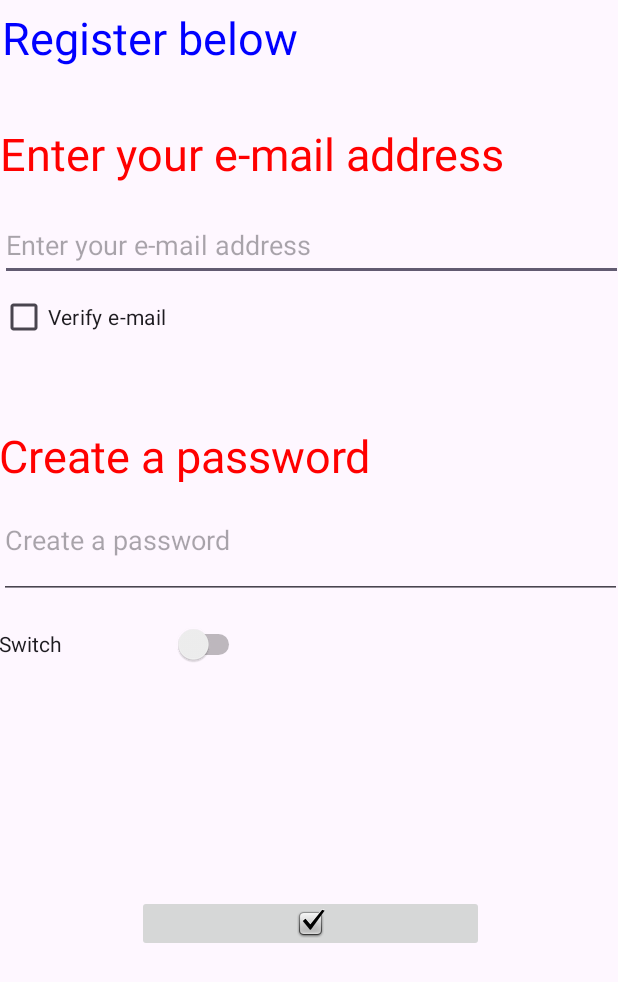
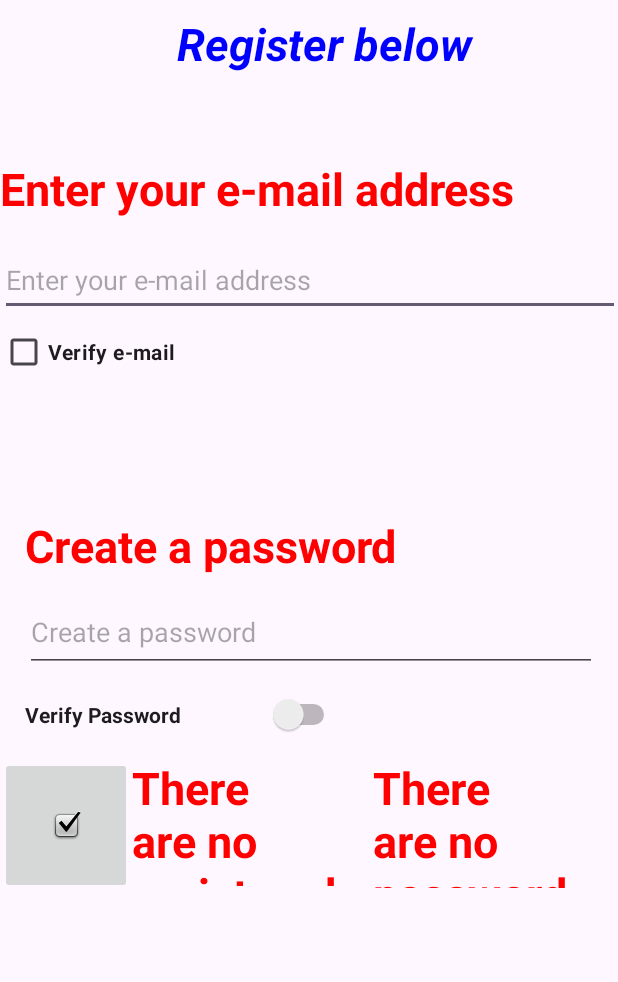
Before and after one commit to laurad30lopezs10/PrimerCorte, an Android app: the screen it shows after launch (MainActivity), on a phone screen of 412 x 824 dp. Shown: the top 982 px of the screen. Run offline under Robolectric (Android 15) with nearby library versions, the phone set to English and light mode, and no system bars.

Commit message:
se agrego boton para terminar el registro y se muestra cual fue el registro guardado

```diff
--- a/app/src/main/java/Programacion/primercorte/MainActivity.java
+++ b/app/src/main/java/Programacion/primercorte/MainActivity.java
@@ -2,6 +2,7 @@ package Programacion.primercorte;
 
 import androidx.appcompat.app.AppCompatActivity;
 
+import android.annotation.SuppressLint;
 import android.graphics.Color;
 import android.os.Bundle;
 import android.text.Editable;
@@ -9,6 +10,7 @@ import android.text.TextWatcher;
 import android.view.View;
 import android.widget.CheckBox;
 import android.widget.EditText;
+import android.widget.ImageButton;
 import android.widget.TextView;
 
 public class MainActivity extends AppCompatActivity {
@@ -18,6 +20,10 @@ public class MainActivity extends AppCompatActivity {
    private EditText EmailAddress;
    private CheckBox EmailCheck;
    private TextView Crearpassword;
+   private TextView guardarEmail;
+   private TextView guardasPassword;
+private EditText passwordcreado;
+    @SuppressLint("MissingInflatedId")
     @Override
     protected void onCreate(Bundle savedInstanceState) {
         super.onCreate(savedInstanceState);
@@ -34,6 +40,37 @@ public class MainActivity extends AppCompatActivity {
         System.out.println(TextoEmail.getText().toString());
         TextoEmail.setText("Enter your e-mail address");
 
+        guardarEmail = ( TextView) findViewById(R.id.showemail);
+        guardarEmail.setTextSize( 30);
+        guardarEmail.setTextColor(Color.RED);
+        System.out.println(guardarEmail.getText().toString());
+        guardarEmail.setText("There are no registered emails");
+
+
+        guardasPassword = ( TextView) findViewById(R.id.ShowPassword);
+        guardasPassword .setTextSize( 30);
+        guardasPassword .setTextColor(Color.RED);
+        System.out.println(guardasPassword .getText().toString());
+        guardasPassword .setText("There are no password created");
+
+        passwordcreado=(EditText) findViewById(R.id.password);
+        passwordcreado.addTextChangedListener((new TextWatcher() {
+            @Override
+            public void beforeTextChanged(CharSequence s, int start, int count, int after) {
+
+            }
+
+            @Override
+            public void onTextChanged(CharSequence s, int start, int before, int count) {
+
+            }
+
+            @Override
+            public void afterTextChanged(Editable s) {
+                Crearpassword.setTextColor(Color.YELLOW);
+            }
+        }));
+
         EmailAddress=(EditText) findViewById(R.id.EmailAddress);
         EmailAddress.addTextChangedListener(new TextWatcher() {
             @Override
@@ -48,7 +85,7 @@ public class MainActivity extends AppCompatActivity {
 
             @Override
             public void afterTextChanged(Editable s) {
-                TextoEmail.setTextColor(Color.GREEN);
+                TextoEmail.setTextColor(Color.YELLOW);
             }
     });
 
@@ -66,5 +103,20 @@ EmailCheck.setOnClickListener(new View.OnClickListener() {
         Crearpassword.setText("Create a password");
 
 
+
         }
+        public void cambiarColor(View V){
+            TextoEmail.setTextColor(Color.GREEN);
+
+        }
+    public void Verpassword(View V){
+        Crearpassword.setTextColor(Color.GREEN);
     }
+public void TerminarRegistro(View v){
+    guardarEmail.setText(EmailAddress.getText().toString());
+    guardarEmail.setTextColor(Color.GREEN);
+    guardasPassword.setText(passwordcreado.getText().toString());
+    guardasPassword.setTextColor(Color.GREEN);
+}
+
+    }
--- a/app/src/main/res/layout/activity_main.xml
+++ b/app/src/main/res/layout/activity_main.xml
@@ -9,8 +9,8 @@
 
     <LinearLayout
         android:id="@+id/linearLayout"
-        android:layout_width="406dp"
-        android:layout_height="76dp"
+        android:layout_width="227dp"
+        android:layout_height="95dp"
         android:layout_marginStart="1dp"
         android:layout_marginTop="1dp"
         android:layout_marginEnd="1dp"
@@ -18,27 +18,28 @@
         android:orientation="horizontal"
         app:layout_constraintBottom_toBottomOf="parent"
         app:layout_constraintEnd_toEndOf="parent"
-        app:layout_constraintHorizontal_bias="0.0"
+        app:layout_constraintHorizontal_bias="0.64"
         app:layout_constraintStart_toStartOf="parent"
         app:layout_constraintTop_toTopOf="parent"
-        app:layout_constraintVertical_bias="0.022">
+        app:layout_constraintVertical_bias="0.056">
 
         <TextView
             android:id="@+id/TextoRegistro"
-            android:layout_width="match_parent"
+            android:layout_width="0dp"
             android:layout_height="match_parent"
             android:layout_marginBottom="6dp"
             android:layout_weight="1"
             android:text="@string/TextoRegistro"
             android:textSize="34sp"
+            android:textStyle="bold|italic"
             tools:ignore="MissingConstraints"
             tools:text="@string/TextoRegistro" />
     </LinearLayout>
 
     <LinearLayout
         android:id="@+id/linearLayout2"
-        android:layout_width="415dp"
-        android:layout_height="156dp"
+        android:layout_width="413dp"
+        android:layout_height="146dp"
         android:layout_marginTop="1dp"
         android:layout_marginEnd="218dp"
         android:layout_marginBottom="519dp"
@@ -55,8 +56,9 @@
             android:layout_width="match_parent"
             android:layout_height="57dp"
             android:contentDescription="@string/TextoIngresarEmail"
-            android:text="Enter your e-mail address"
-            android:textSize="24sp" />
+            android:text="@string/TextoIngresarEmail"
+            android:textSize="24sp"
+            android:textStyle="bold" />
 
         <EditText
             android:id="@+id/EmailAddress"
@@ -74,91 +76,88 @@
             android:layout_width="169dp"
             android:layout_height="48dp"
             android:contentDescription="@string/checkEmail"
-            android:text="@string/checkEmail" />
+            android:onClick="cambiarColor"
+            android:text="@string/checkEmail"
+            android:textStyle="bold" />
     </LinearLayout>
 
     <LinearLayout
         android:id="@+id/linearLayout3"
-        android:layout_width="415dp"
-        android:layout_height="176dp"
+        android:layout_width="381dp"
+        android:layout_height="161dp"
         android:layout_marginBottom="319dp"
         android:orientation="vertical"
         app:layout_constraintBottom_toBottomOf="parent"
         app:layout_constraintEnd_toEndOf="parent"
+        app:layout_constraintHorizontal_bias="0.533"
         app:layout_constraintStart_toStartOf="parent"
-        app:layout_constraintTop_toBottomOf="@+id/linearLayout2">
+        app:layout_constraintTop_toBottomOf="@+id/linearLayout2"
+        app:layout_constraintVertical_bias="1.0">
 
         <TextView
             android:id="@+id/textopassword"
-            android:layout_width="match_parent"
-            android:layout_height="5dp"
+            android:layout_width="371dp"
+            android:layout_height="43dp"
             android:layout_weight="1"
             android:contentDescription="@string/passwordvalue"
-            android:text="Create a password"
-            android:textSize="24sp" />
+            android:text="@string/passwordvalue"
+            android:textSize="24sp"
+            android:textStyle="bold" />
 
         <EditText
-            android:id="@+id/editTextTextPassword5"
+            android:id="@+id/password"
             android:layout_width="match_parent"
             android:layout_height="wrap_content"
             android:layout_weight="1"
             android:ems="10"
             android:hint="@string/passwordvalue"
-            android:inputType="textPassword" />
+            android:inputType="textPassword"
+            android:autofillHints="" />
 
         <Switch
-            android:id="@+id/switch3"
-            android:layout_width="164dp"
+            android:id="@+id/VerPassword"
+            android:layout_width="210dp"
             android:layout_height="wrap_content"
             android:layout_weight="1"
-            android:text="Switch" />
+            android:contentDescription="@string/VerPassword"
+            android:minHeight="48dp"
+            android:onClick="Verpassword"
+            android:text="@string/VerPassword"
+            android:textStyle="bold" />
     </LinearLayout>
 
     <LinearLayout
-        android:layout_width="231dp"
-        android:layout_height="150dp"
-        android:layout_marginStart="1dp"
-        android:layout_marginTop="1dp"
-        android:layout_marginBottom="165dp"
-        android:orientation="vertical"
-        app:layout_constraintBottom_toBottomOf="parent"
-        app:layout_constraintEnd_toEndOf="parent"
-        app:layout_constraintStart_toStartOf="parent"
-        app:layout_constraintTop_toBottomOf="@+id/linearLayout3">
-
-        <RadioGroup
-            android:layout_width="match_parent"
-            android:layout_height="112dp" />
+        android:layout_width="415dp"
+        android:layout_height="87dp"
+        android:orientation="horizontal"
+        app:layout_constraintTop_toBottomOf="@+id/linearLayout3"
+        tools:layout_editor_absoluteX="1dp"
+        tools:ignore="MissingConstraints">
 
         <ImageButton
-            android:id="@+id/imageButton3"
-            android:layout_width="match_parent"
-            android:layout_height="wrap_content"
+            android:id="@+id/imageButton"
+            android:layout_width="wrap_content"
+            android:layout_height="91dp"
+            android:layout_weight="1"
+            android:contentDescription="@string/TerminarRegistro"
+            android:onClick="TerminarRegistro"
             app:srcCompat="@android:drawable/checkbox_on_background" />
 
+        <TextView
+            android:id="@+id/showemail"
+            android:layout_width="116dp"
+            android:layout_height="86dp"
+            android:layout_weight="1"
+            android:text="@string/guardaremail"
+            android:textStyle="bold" />
+
+        <TextView
+            android:id="@+id/ShowPassword"
+            android:layout_width="122dp"
+            android:layout_height="match_parent"
+            android:layout_weight="1"
+            android:text="@string/guardarpassword"
+            android:textStyle="bold" />
     </LinearLayout>
 
-    <TableLayout
-        android:layout_width="409dp"
-        android:layout_height="164dp"
-        tools:layout_editor_absoluteX="1dp"
-        tools:layout_editor_absoluteY="566dp">
-
-        <TableRow
-            android:layout_width="match_parent"
-            android:layout_height="match_parent" />
-
-        <TableRow
-            android:layout_width="match_parent"
-            android:layout_height="match_parent" />
-
-        <TableRow
-            android:layout_width="match_parent"
-            android:layout_height="match_parent" />
-
-        <TableRow
-            android:layout_width="match_parent"
-            android:layout_height="match_parent" />
-    </TableLayout>
-
 </androidx.constraintlayout.widget.ConstraintLayout>
--- a/app/src/main/res/values-night/strings.xml
+++ b/app/src/main/res/values-night/strings.xml
@@ -1,5 +1,9 @@
 <?xml version="1.0" encoding="utf-8"?>
 <resources>
     <string name="TextoRegistro" >Resgiter below</string>
-    <string name="checkEmail" />
+    <string name="checkEmail" >Verify email</string>
+    <string name="VerPassword" >Verify password</string>
+    <string name="TerminarRegistro">Finalice el registro oprimiento el siguente boton</string>
+    <string name="guardaremail" >There are no registered emails</string>
+    <string name="guardarpassword" >There are no password created</string>
 </resources>
--- a/app/src/main/res/values/strings.xml
+++ b/app/src/main/res/values/strings.xml
@@ -4,4 +4,8 @@
     <string name="TextoIngresarEmail" >Enter your e-mail address</string>
     <string name="checkEmail" >Verify e-mail</string>
     <string name="passwordvalue" >Create a password</string>
+    <string name="VerPassword" >Verify Password</string>
+    <string name="TerminarRegistro">Finalice el registro oprimiento el siguente boton</string>
+    <string name="guardaremail" >There are no register emails</string>
+    <string name="guardarpassword" >there are no password created</string>
 </resources>
```
Also changed, not shown: 1 other file.
